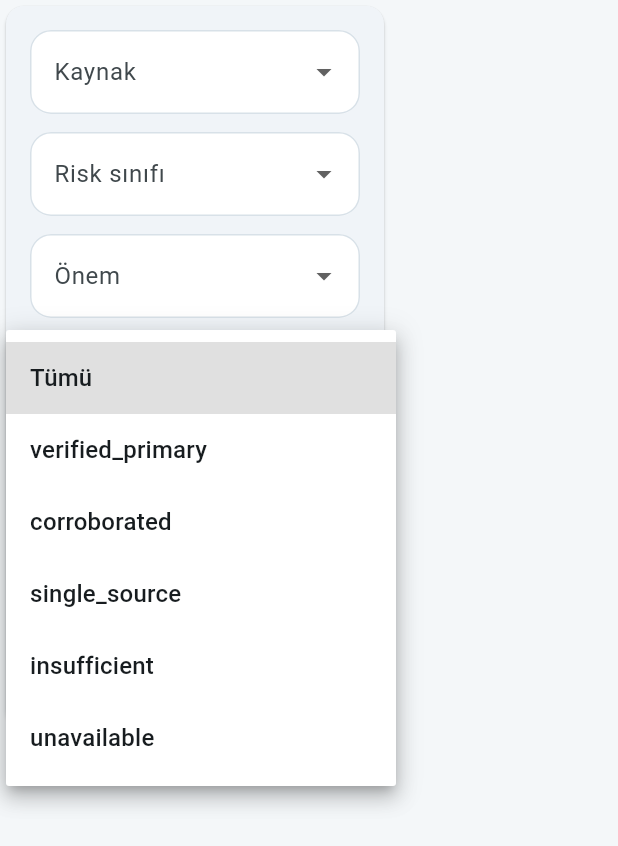
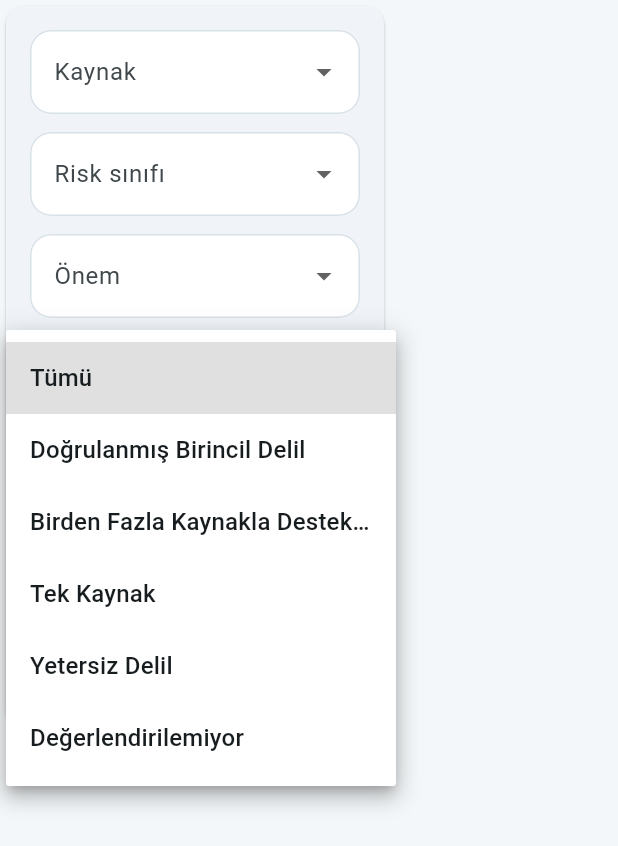
Before and after one commit to oguzhan-dev509/markakalkan, a Flutter app: the _Filters widget shown alone on an empty page, opened directly with empty values, after a tap on "Delil kalitesi", on a phone screen of 412 x 824 dp. Shown: the top 846 px of the screen. Run offline on Flutter 3.47's test engine with Material 3 defaults, Android fonts, the phone set to English and light mode, and no system bars; our stand-ins replace cloud_firestore, cloud_functions, file_picker, firebase_auth, firebase_core, firebase_storage and 3 more; missing offline and left inert: dart:js_interop, firebase_app_check, mobile_scanner; accounts and stored records are empty; network calls fail; statements that could not run were skipped.

Commit message:
fix: localize risk operations labels

```diff
--- a/lib/features/risk_operations/presentation/risk_operations_console_page.dart
+++ b/lib/features/risk_operations/presentation/risk_operations_console_page.dart
@@ -5,6 +5,7 @@ import 'package:markakalkan/core/theme/markakalkan_theme.dart';
 import '../data/risk_operations_models.dart';
 import '../data/risk_operations_lifecycle.dart';
 import '../data/risk_operations_repository.dart';
+import 'risk_operations_labels.dart';
 
 class RiskOperationsConsolePage extends StatefulWidget {
   const RiskOperationsConsolePage({
@@ -334,53 +335,39 @@ class _Filters extends StatelessWidget {
         spacing: 12,
         runSpacing: 12,
         children: [
-          _drop('Kaynak', source, const [
-            'monitoring',
-            'traceability',
-            'digital_detective',
-            'shared_risk',
-          ], (v) => onChanged(v, riskClass, severity, evidence, candidacy)),
+          _drop(
+            'Kaynak',
+            source,
+            RiskOperationsLabels.sourceSystems,
+            RiskOperationsLabels.sourceSystem,
+            (v) => onChanged(v, riskClass, severity, evidence, candidacy),
+          ),
           _drop(
             'Risk sınıfı',
             riskClass,
-            const [
-              'counterfeit',
-              'traceability_anomaly',
-              'marketplace_abuse',
-              'identity_risk',
-              'safety_risk',
-              'other',
-            ],
+            RiskOperationsLabels.riskClasses,
+            RiskOperationsLabels.riskClass,
             (v) => onChanged(source, v, severity, evidence, candidacy),
           ),
-          _drop('Önem', severity, const [
-            'info',
-            'low',
-            'medium',
-            'high',
-            'critical',
-          ], (v) => onChanged(source, riskClass, v, evidence, candidacy)),
+          _drop(
+            'Önem',
+            severity,
+            RiskOperationsLabels.severities,
+            RiskOperationsLabels.severity,
+            (v) => onChanged(source, riskClass, v, evidence, candidacy),
+          ),
           _drop(
             'Delil kalitesi',
             evidence,
-            const [
-              'verified_primary',
-              'corroborated',
-              'single_source',
-              'insufficient',
-              'unavailable',
-            ],
+            RiskOperationsLabels.evidenceQualities,
+            RiskOperationsLabels.evidenceQuality,
             (v) => onChanged(source, riskClass, severity, v, candidacy),
           ),
           _drop(
             'Vaka adaylığı',
             candidacy,
-            const [
-              'not_candidate',
-              'review_candidate',
-              'strong_candidate',
-              'blocked_insufficient_evidence',
-            ],
+            RiskOperationsLabels.caseCandidacies,
+            RiskOperationsLabels.caseCandidacy,
             (v) => onChanged(source, riskClass, severity, evidence, v),
           ),
           OutlinedButton.icon(
@@ -403,6 +390,7 @@ class _Filters extends StatelessWidget {
     String label,
     String? value,
     List<String> options,
+    String Function(String) labelFor,
     ValueChanged<String?> onChanged,
   ) => SizedBox(
     width: 220,
@@ -418,7 +406,7 @@ class _Filters extends StatelessWidget {
         ...options.map(
           (item) => DropdownMenuItem(
             value: item,
-            child: Text(item, overflow: TextOverflow.ellipsis),
+            child: Text(labelFor(item), overflow: TextOverflow.ellipsis),
           ),
         ),
       ],
@@ -442,15 +430,23 @@ class _RiskItemCard extends StatelessWidget {
     child: ExpansionTile(
       title: Text(item.title),
       subtitle: Text(
-        '${item.sourceSystem} · ${item.riskClass} · ${item.severity}',
+        '${RiskOperationsLabels.sourceSystem(item.sourceSystem)} · '
+        '${RiskOperationsLabels.riskClass(item.riskClass)} · '
+        '${RiskOperationsLabels.severity(item.severity)}',
       ),
       childrenPadding: const EdgeInsets.all(18),
       children: [
         Align(alignment: Alignment.centerLeft, child: Text(item.summary)),
         const SizedBox(height: 12),
-        _line('Delil kalitesi', item.evidenceQuality.level),
-        _line('Vaka adaylığı', item.caseCandidacy.status),
-        _line('Durum', item.currentStatus),
+        _line(
+          'Delil kalitesi',
+          RiskOperationsLabels.evidenceQuality(item.evidenceQuality.level),
+        ),
+        _line(
+          'Vaka adaylığı',
+          RiskOperationsLabels.caseCandidacy(item.caseCandidacy.status),
+        ),
+        _line('Durum', RiskOperationsLabels.status(item.currentStatus)),
         _line(
           'Olay zamanı',
           item.occurredAt?.toLocal().toString() ?? 'Bilinmiyor',
@@ -466,9 +462,13 @@ class _RiskItemCard extends StatelessWidget {
         ...item.timeline.map(
           (event) => ListTile(
             dense: true,
-            title: Text(event.summary),
+            title: Text(
+              '${RiskOperationsLabels.timelineEvent(event.eventType)} · '
+              '${RiskOperationsLabels.sourceSystem(event.sourceSystem)}',
+            ),
             subtitle: Text(
-              event.occurredAt?.toLocal().toString() ?? 'Zaman bilinmiyor',
+              '${event.summary}\n'
+              '${event.occurredAt?.toLocal().toString() ?? 'Zaman bilinmiyor'}',
             ),
           ),
         ),
@@ -483,7 +483,11 @@ class _RiskItemCard extends StatelessWidget {
           (node) => ListTile(
             dense: true,
             title: Text(node.maskedLabel),
-            subtitle: Text('${node.type} · ${node.evidenceQuality}'),
+            subtitle: Text(
+              '${RiskOperationsLabels.relationshipType(node.type)} · '
+              '${RiskOperationsLabels.sourceSystem(node.sourceSystem)} · '
+              '${RiskOperationsLabels.evidenceQuality(node.evidenceQuality)}',
+            ),
           ),
         ),
         const SizedBox(height: 8),
--- /dev/null
+++ b/lib/features/risk_operations/presentation/risk_operations_labels.dart
@@ -0,0 +1,110 @@
+/// Centralized Turkish presentation labels for canonical Risk Operations values.
+///
+/// These mappings never alter values sent to or received from the server.
+abstract final class RiskOperationsLabels {
+  static const sourceSystems = <String>[
+    'monitoring',
+    'traceability',
+    'digital_detective',
+    'shared_risk',
+  ];
+  static const riskClasses = <String>[
+    'counterfeit',
+    'traceability_anomaly',
+    'marketplace_abuse',
+    'identity_risk',
+    'safety_risk',
+    'other',
+  ];
+  static const severities = <String>[
+    'info',
+    'low',
+    'medium',
+    'high',
+    'critical',
+  ];
+  static const evidenceQualities = <String>[
+    'verified_primary',
+    'corroborated',
+    'single_source',
+    'insufficient',
+    'unavailable',
+  ];
+  static const caseCandidacies = <String>[
+    'not_candidate',
+    'review_candidate',
+    'strong_candidate',
+    'blocked_insufficient_evidence',
+  ];
+
+  static const _sourceSystemLabels = <String, String>{
+    'traceability': 'İzlenebilirlik',
+    'monitoring': 'İzleme',
+    'digital_detective': 'Dijital Dedektif',
+    'shared_risk': 'Ortak Risk',
+  };
+  static const _severityLabels = <String, String>{
+    'critical': 'Kritik',
+    'high': 'Yüksek',
+    'medium': 'Orta',
+    'low': 'Düşük',
+    'info': 'Bilgilendirme',
+  };
+  static const _evidenceQualityLabels = <String, String>{
+    'verified_primary': 'Doğrulanmış Birincil Delil',
+    'corroborated': 'Birden Fazla Kaynakla Desteklenmiş',
+    'single_source': 'Tek Kaynak',
+    'insufficient': 'Yetersiz Delil',
+    'unavailable': 'Değerlendirilemiyor',
+  };
+  static const _caseCandidacyLabels = <String, String>{
+    'not_candidate': 'Vaka Adayı Değil',
+    'review_candidate': 'İnceleme Adayı',
+    'strong_candidate': 'Güçlü Vaka Adayı',
+    'blocked_insufficient_evidence': 'Yetersiz Delil Nedeniyle Engelli',
+  };
+  static const _riskClassLabels = <String, String>{
+    'counterfeit': 'Sahtecilik',
+    'traceability_anomaly': 'İzlenebilirlik Anomalisi',
+    'marketplace_abuse': 'Dijital Pazar İhlali',
+    'identity_risk': 'Kimlik Riski',
+    'safety_risk': 'Güvenlik Riski',
+    'other': 'Diğer',
+  };
+  static const _timelineEventLabels = <String, String>{
+    'source_observed': 'Kaynakta Gözlemlendi',
+  };
+  static const _relationshipTypeLabels = <String, String>{
+    'brand': 'Marka',
+    'product': 'Ürün',
+    'listing': 'İlan',
+    'source_record': 'Kaynak Kaydı',
+    'seller': 'Satıcı',
+    'account': 'Hesap',
+    'domain': 'Alan Adı',
+  };
+  static const _statusLabels = <String, String>{
+    'new': 'Yeni',
+    'pending': 'Bekliyor',
+    'open': 'Açık',
+    'reviewed': 'İncelendi',
+    'resolved': 'Çözüldü',
+    'dismissed': 'Kapatıldı',
+    'unknown': 'Bilinmeyen',
+  };
+
+  static String sourceSystem(String value) =>
+      _sourceSystemLabels[value] ?? 'Bilinmeyen Kaynak';
+  static String severity(String value) =>
+      _severityLabels[value] ?? 'Bilinmeyen';
+  static String evidenceQuality(String value) =>
+      _evidenceQualityLabels[value] ?? 'Değerlendirilemiyor';
+  static String caseCandidacy(String value) =>
+      _caseCandidacyLabels[value] ?? 'Bilinmeyen';
+  static String riskClass(String value) => _riskClassLabels[value] ?? 'Diğer';
+  static String timelineEvent(String value) =>
+      _timelineEventLabels[value] ?? 'Bilinmeyen Olay';
+  static String relationshipType(String value) =>
+      _relationshipTypeLabels[value] ?? 'Diğer İlişki';
+  static String status(String value) => _statusLabels[value] ?? 'Bilinmeyen';
+}
```
Also changed, not shown: 2 other files.
